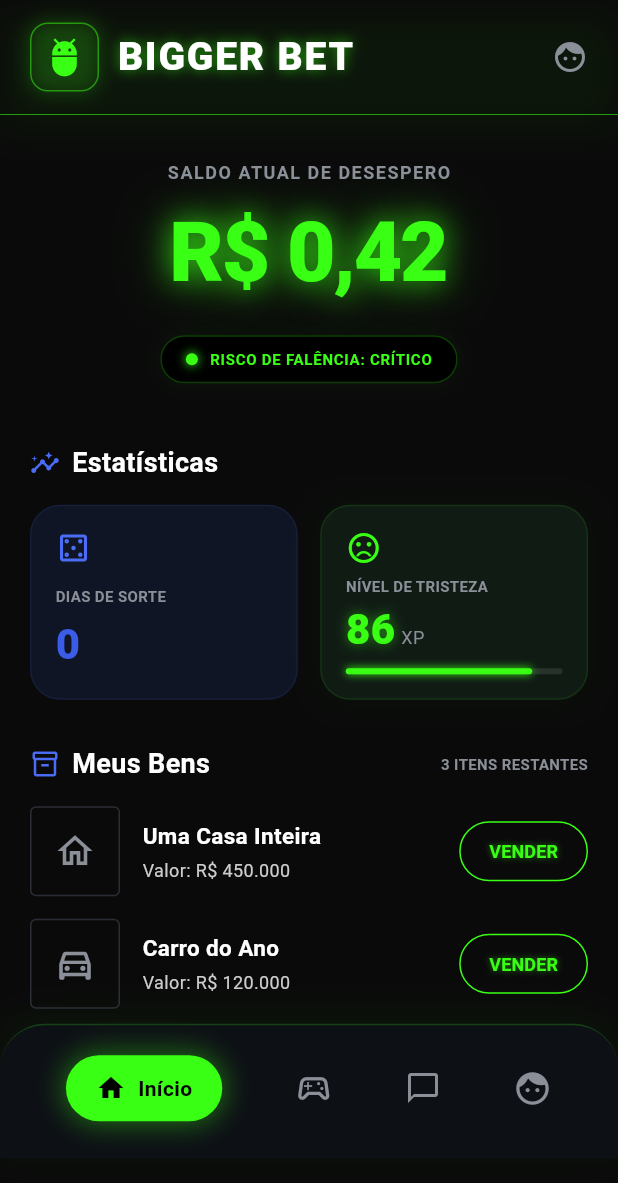
After one commit to marcossial/bigger-bet-app, a Flutter app: the BiggerBetHome screen opened by its route, on a phone screen of 412 x 824 dp. The commit adds this screen. Shown: the top 1183 px of the screen. Run offline on Flutter 3.47's test engine with Material 3 defaults, Android fonts, the phone set to English and light mode, and no system bars.

Commit message:
Adicionado Home

```diff
--- a/lib/core/theme/app_theme.dart
+++ b/lib/core/theme/app_theme.dart
@@ -4,10 +4,16 @@ class AppColors {
   // Backgrounds
   static const Color background = Color(0xFF0A0A0A);
   static const Color cardBackground = Color(0xFF1A1A2E);
+  static const Color cardBlueDark = Color(0xFF0F1524);
+  static const Color cardGreenDark = Color(0xFF101B14);
+  static const Color bottomNavBackground = Color(0xFF0D1015);
 
   // Brand
   static const Color neonGreen = Color(0xFF39FF14);
   static const Color neonGreenDark = Color(0xFF2BCB10);
+
+  // Borders
+  static const Color cardBorder = Color(0xFF2A2D35);
 
   // Button
   static const Color buttonBlue = Color(0xFF4A6CF7);
@@ -16,6 +22,7 @@ class AppColors {
   // Text
   static const Color textWhite = Color(0xFFFFFFFF);
   static const Color textSubtitle = Color(0xFFCCCCCC);
+  static const Color textGrey = Color(0xFF8A8F98);
 
   // Page indicator
   static const Color dotActive = Color(0xFF4A6CF7);
--- /dev/null
+++ b/lib/features/onboarding/screens/home_screen.dart
@@ -0,0 +1,511 @@
+import 'package:bigger_bet/core/theme/app_theme.dart';
+import 'package:flutter/material.dart';
+
+class BiggerBetHome extends StatelessWidget {
+  const BiggerBetHome({super.key});
+
+  @override
+  Widget build(BuildContext context) {
+    return Scaffold(
+      backgroundColor: AppColors.background,
+      body: SafeArea(
+        bottom: false,
+        child: Stack(
+          children: [
+            // Corpo da página rolável
+            SingleChildScrollView(
+              padding: const EdgeInsets.only(
+                  bottom: 100), // Espaço para o menu inferior
+              child: Column(
+                crossAxisAlignment: CrossAxisAlignment.start,
+                children: [
+                  _buildHeader(),
+                  const SizedBox(height: 30),
+                  _buildBalanceSection(),
+                  const SizedBox(height: 40),
+                  _buildStatsSection(),
+                  const SizedBox(height: 30),
+                  _buildAssetsSection(),
+                ],
+              ),
+            ),
+
+            // Bottom Navigation Bar Customizada
+            Positioned(
+              bottom: 0,
+              left: 0,
+              right: 0,
+              child: _buildBottomNavBar(),
+            ),
+          ],
+        ),
+      ),
+    );
+  }
+
+  Widget _buildHeader() {
+    return Container(
+      padding: const EdgeInsets.symmetric(horizontal: 20, vertical: 15),
+      decoration: BoxDecoration(
+        border: const Border(
+          bottom: BorderSide(color: AppColors.neonGreenDark, width: 0.5),
+        ),
+        boxShadow: [
+          BoxShadow(
+            color: AppColors.neonGreen.withOpacity(0.05),
+            blurRadius: 20,
+            offset: const Offset(0, 10),
+          )
+        ],
+      ),
+      child: Row(
+        mainAxisAlignment: MainAxisAlignment.spaceBetween,
+        children: [
+          Row(
+            children: [
+              Container(
+                padding: const EdgeInsets.all(8),
+                decoration: BoxDecoration(
+                    shape: BoxShape.rectangle,
+                    borderRadius: BorderRadius.circular(12),
+                    border:
+                        Border.all(color: AppColors.neonGreen.withOpacity(0.5)),
+                    boxShadow: [
+                      BoxShadow(
+                        color: AppColors.neonGreen.withOpacity(0.2),
+                        blurRadius: 10,
+                        spreadRadius: 1,
+                      )
+                    ]),
+                child:
+                    const Icon(Icons.adb, color: AppColors.neonGreen, size: 28),
+              ),
+              const SizedBox(width: 12),
+              Text(
+                'BIGGER BET',
+                style: TextStyle(
+                  fontSize: 26,
+                  fontWeight: FontWeight.w900,
+                  color: AppColors.textWhite,
+                  letterSpacing: 1.2,
+                  shadows: [
+                    Shadow(
+                      color: AppColors.neonGreen.withOpacity(0.6),
+                      blurRadius: 10,
+                    )
+                  ],
+                ),
+              ),
+            ],
+          ),
+          const Icon(Icons.face, color: AppColors.textGrey),
+        ],
+      ),
+    );
+  }
+
+  Widget _buildBalanceSection() {
+    return Center(
+      child: Column(
+        children: [
+          const Text(
+            'SALDO ATUAL DE DESESPERO',
+            style: TextStyle(
+              color: AppColors.textGrey,
+              fontSize: 12,
+              fontWeight: FontWeight.bold,
+              letterSpacing: 1,
+            ),
+          ),
+          const SizedBox(height: 5),
+          Text(
+            'R\$ 0,42',
+            style: TextStyle(
+              fontSize: 56,
+              fontWeight: FontWeight.w900,
+              color: AppColors.neonGreen,
+              letterSpacing: -1.5,
+              shadows: [
+                Shadow(
+                  color: AppColors.neonGreen.withOpacity(0.8),
+                  blurRadius: 25,
+                ),
+                Shadow(
+                  color: AppColors.neonGreen.withOpacity(0.4),
+                  blurRadius: 50,
+                ),
+              ],
+            ),
+          ),
+          const SizedBox(height: 15),
+          Container(
+            padding: const EdgeInsets.symmetric(horizontal: 16, vertical: 8),
+            decoration: BoxDecoration(
+                color:
+                    Colors.black, // Mantido preto puro para contraste do badge
+                borderRadius: BorderRadius.circular(20),
+                border:
+                    Border.all(color: AppColors.neonGreenDark.withOpacity(0.3)),
+                boxShadow: [
+                  BoxShadow(
+                    color: AppColors.neonGreen.withOpacity(0.05),
+                    blurRadius: 10,
+                  )
+                ]),
+            child: Row(
+              mainAxisSize: MainAxisSize.min,
+              children: [
+                Container(
+                  width: 8,
+                  height: 8,
+                  decoration: const BoxDecoration(
+                      color: AppColors.neonGreen,
+                      shape: BoxShape.circle,
+                      boxShadow: [
+                        BoxShadow(
+                          color: AppColors.neonGreen,
+                          blurRadius: 5,
+                        )
+                      ]),
+                ),
+                const SizedBox(width: 8),
+                const Text(
+                  'RISCO DE FALÊNCIA: CRÍTICO',
+                  style: TextStyle(
+                    color: AppColors.neonGreen,
+                    fontSize: 10,
+                    fontWeight: FontWeight.bold,
+                    letterSpacing: 0.5,
+                  ),
+                ),
+              ],
+            ),
+          ),
+        ],
+      ),
+    );
+  }
+
+  Widget _buildStatsSection() {
+    return Padding(
+      padding: const EdgeInsets.symmetric(horizontal: 20),
+      child: Column(
+        crossAxisAlignment: CrossAxisAlignment.start,
+        children: [
+          const Row(
+            children: [
+              Icon(Icons.insights, color: AppColors.buttonBlue, size: 20),
+              SizedBox(width: 8),
+              Text(
+                'Estatísticas',
+                style: TextStyle(
+                  color: AppColors.textWhite,
+                  fontSize: 18,
+                  fontWeight: FontWeight.bold,
+                ),
+              ),
+            ],
+          ),
+          const SizedBox(height: 15),
+          Row(
+            children: [
+              Expanded(
+                child: Container(
+                  height: 130,
+                  padding: const EdgeInsets.all(16),
+                  decoration: BoxDecoration(
+                    color: AppColors.cardBlueDark,
+                    borderRadius: BorderRadius.circular(20),
+                    border: Border.all(
+                        color: AppColors.buttonBlue.withOpacity(0.1)),
+                  ),
+                  child: const Column(
+                    crossAxisAlignment: CrossAxisAlignment.start,
+                    mainAxisAlignment: MainAxisAlignment.spaceBetween,
+                    children: [
+                      Icon(Icons.casino_outlined, color: AppColors.buttonBlue),
+                      Column(
+                        crossAxisAlignment: CrossAxisAlignment.start,
+                        children: [
+                          Text(
+                            'DIAS DE SORTE',
+                            style: TextStyle(
+                              color: AppColors.textGrey,
+                              fontSize: 10,
+                              fontWeight: FontWeight.bold,
+                            ),
+                          ),
+                          SizedBox(height: 5),
+                          Text(
+                            '0',
+                            style: TextStyle(
+                              color: AppColors.buttonBlueDark,
+                              fontSize: 28,
+                              fontWeight: FontWeight.w900,
+                            ),
+                          ),
+                        ],
+                      ),
+                    ],
+                  ),
+                ),
+              ),
+              const SizedBox(width: 15),
+              Expanded(
+                child: Container(
+                  height: 130,
+                  padding: const EdgeInsets.all(16),
+                  decoration: BoxDecoration(
+                      color: AppColors.cardGreenDark,
+                      borderRadius: BorderRadius.circular(20),
+                      border: Border.all(
+                          color: AppColors.neonGreen.withOpacity(0.1)),
+                      boxShadow: [
+                        BoxShadow(
+                          color: AppColors.neonGreen.withOpacity(0.02),
+                          blurRadius: 20,
+                          spreadRadius: 5,
+                        )
+                      ]),
+                  child: Column(
+                    crossAxisAlignment: CrossAxisAlignment.start,
+                    mainAxisAlignment: MainAxisAlignment.spaceBetween,
+                    children: [
+                      const Icon(Icons.sentiment_very_dissatisfied,
+                          color: AppColors.neonGreen),
+                      Column(
+                        crossAxisAlignment: CrossAxisAlignment.start,
+                        children: [
+                          const Text(
+                            'NÍVEL DE TRISTEZA',
+                            style: TextStyle(
+                              color: AppColors.textGrey,
+                              fontSize: 10,
+                              fontWeight: FontWeight.bold,
+                            ),
+                          ),
+                          const SizedBox(height: 2),
+                          Row(
+                            crossAxisAlignment: CrossAxisAlignment.end,
+                            children: [
+                              Text(
+                                '86',
+                                style: TextStyle(
+                                    color: AppColors.neonGreen,
+                                    fontSize: 28,
+                                    fontWeight: FontWeight.w900,
+                                    shadows: [
+                                      Shadow(
+                                          color: AppColors.neonGreen
+                                              .withOpacity(0.5),
+                                          blurRadius: 10)
+                                    ]),
+                              ),
+                              const Padding(
+                                padding: EdgeInsets.only(bottom: 6, left: 4),
+                                child: Text('XP',
+                                    style: TextStyle(
+                                        color: AppColors.textGrey,
+                                        fontSize: 12)),
+                              ),
+                            ],
+                          ),
+                          const SizedBox(height: 6),
+                          Container(
+                            height: 4,
+                            width: double.infinity,
+                            decoration: BoxDecoration(
+                              color: AppColors.textWhite.withOpacity(0.1),
+                              borderRadius: BorderRadius.circular(2),
+                            ),
+                            child: FractionallySizedBox(
+                              alignment: Alignment.centerLeft,
+                              widthFactor: 0.86,
+                              child: Container(
+                                decoration: BoxDecoration(
+                                    color: AppColors.neonGreen,
+                                    borderRadius: BorderRadius.circular(2),
+                                    boxShadow: const [
+                                      BoxShadow(
+                                          color: AppColors.neonGreen,
+                                          blurRadius: 4)
+                                    ]),
+                              ),
+                            ),
+                          )
+                        ],
+                      ),
+                    ],
+                  ),
+                ),
+              ),
+            ],
+          )
+        ],
+      ),
+    );
+  }
+
+  Widget _buildAssetsSection() {
+    return Padding(
+      padding: const EdgeInsets.symmetric(horizontal: 20),
+      child: Column(
+        crossAxisAlignment: CrossAxisAlignment.start,
+        children: [
+          const Row(
+            mainAxisAlignment: MainAxisAlignment.spaceBetween,
+            children: [
+              Row(
+                children: [
+                  Icon(Icons.inventory_2_outlined,
+                      color: AppColors.buttonBlue, size: 20),
+                  SizedBox(width: 8),
+                  Text(
+                    'Meus Bens',
+                    style: TextStyle(
+                      color: AppColors.textWhite,
+                      fontSize: 18,
+                      fontWeight: FontWeight.bold,
+                    ),
+                  ),
+                ],
+              ),
+              Text(
+                '3 ITENS RESTANTES',
+                style: TextStyle(
+                    color: AppColors.textGrey,
+                    fontSize: 10,
+                    fontWeight: FontWeight.bold),
+              )
+            ],
+          ),
+          const SizedBox(height: 15),
+          _buildAssetItem(
+              Icons.home_outlined, 'Uma Casa Inteira', 'Valor: R\$ 450.000'),
+          const SizedBox(height: 15),
+          _buildAssetItem(Icons.directions_car_outlined, 'Carro do Ano',
+              'Valor: R\$ 120.000'),
+        ],
+      ),
+    );
+  }
+
+  Widget _buildAssetItem(IconData icon, String title, String subtitle) {
+    return Row(
+      children: [
+        Container(
+          width: 60,
+          height: 60,
+          decoration: BoxDecoration(
+            border: Border.all(color: AppColors.cardBorder),
+            borderRadius: BorderRadius.circular(4),
+          ),
+          child: Icon(icon, color: AppColors.textGrey, size: 28),
+        ),
+        const SizedBox(width: 15),
+        Expanded(
+          child: Column(
+            crossAxisAlignment: CrossAxisAlignment.start,
+            children: [
+              Text(
+                title,
+                style: const TextStyle(
+                  color: AppColors.textWhite,
+                  fontSize: 15,
+                  fontWeight: FontWeight.bold,
+                ),
+              ),
+              const SizedBox(height: 4),
+              Text(
+                subtitle,
+                style: const TextStyle(
+                  color: AppColors.textSubtitle,
+                  fontSize: 12,
+                ),
+              ),
+            ],
+          ),
+        ),
+        OutlinedButton(
+          onPressed: () {},
+          style: OutlinedButton.styleFrom(
+            foregroundColor: AppColors.neonGreen,
+            side: const BorderSide(color: AppColors.neonGreen, width: 1),
+            shape: RoundedRectangleBorder(
+              borderRadius: BorderRadius.circular(20),
+            ),
+            padding: const EdgeInsets.symmetric(horizontal: 20, vertical: 10),
+          ),
+          child: Text(
+            'VENDER',
+            style:
+                TextStyle(fontSize: 12, fontWeight: FontWeight.bold, shadows: [
+              Shadow(color: AppColors.neonGreen.withOpacity(0.5), blurRadius: 5)
+            ]),
+          ),
+        )
+      ],
+    );
+  }
+
+  Widget _buildBottomNavBar() {
+    return Container(
+      height: 90,
+      padding: const EdgeInsets.only(bottom: 20, left: 20, right: 20, top: 15),
+      decoration: BoxDecoration(
+          color: AppColors.bottomNavBackground,
+          borderRadius: const BorderRadius.only(
+            topLeft: Radius.circular(30),
+            topRight: Radius.circular(30),
+          ),
+          border: Border(
+            top: BorderSide(
+                color: AppColors.neonGreen.withOpacity(0.2), width: 1),
+          ),
+          boxShadow: [
+            BoxShadow(
+              color: AppColors.neonGreen.withOpacity(0.05),
+              blurRadius: 20,
+              offset: const Offset(0, -5),
+            )
+          ]),
+      child: Row(
+        mainAxisAlignment: MainAxisAlignment.spaceAround,
+        children: [
+          Container(
+            padding: const EdgeInsets.symmetric(horizontal: 20, vertical: 12),
+            decoration: BoxDecoration(
+                color: AppColors.neonGreen,
+                borderRadius: BorderRadius.circular(25),
+                boxShadow: [
+                  BoxShadow(
+                    color: AppColors.neonGreen.withOpacity(0.4),
+                    blurRadius: 15,
+                    spreadRadius: 2,
+                  )
+                ]),
+            child: const Row(
+              children: [
+                Icon(Icons.home, color: Colors.black, size: 20),
+                SizedBox(width: 8),
+                Text(
+                  'Início',
+                  style: TextStyle(
+                    color: Colors.black,
+                    fontWeight: FontWeight.bold,
+                    fontSize: 14,
+                  ),
+                )
+              ],
+            ),
+          ),
+          const Icon(Icons.sports_esports_outlined,
+              color: AppColors.textGrey, size: 26),
+          const Icon(Icons.chat_bubble_outline,
+              color: AppColors.textGrey, size: 24),
+          const Icon(Icons.face, color: AppColors.textGrey, size: 26),
+        ],
+      ),
+    );
+  }
+}
--- a/lib/features/onboarding/screens/login_screen.dart
+++ b/lib/features/onboarding/screens/login_screen.dart
@@ -36,7 +36,7 @@ class _LoginScreenState extends State<LoginScreen> {
     await Future.delayed(const Duration(seconds: 2)); // simulate request
     setState(() => _isLoading = false);
 
-    widget.onLoginSuccess?.call();
+    Navigator.pushReplacementNamed(context, '/home');
   }
 
   void _showSnack(String msg) {
--- a/lib/home.dart
+++ /dev/null
@@ -1,16 +0,0 @@
-import 'package:flutter/material.dart';
-
-class Home extends StatelessWidget {
-  Widget build(BuildContext context) {
-    return Container(
-      child: Padding(
-        padding: EdgeInsets.all(5),
-        child: Column(
-          children: [
-            Text("OLA BIGGERBET")
-          ],
-        ),
-      ),
-    );
-  }
-}
--- a/lib/main.dart
+++ b/lib/main.dart
@@ -1,3 +1,4 @@
+import 'package:bigger_bet/features/onboarding/screens/home_screen.dart';
 import 'package:bigger_bet/features/onboarding/screens/login_screen.dart';
 import 'package:bigger_bet/features/onboarding/screens/register_screen.dart'
     show RegisterScreen;
@@ -40,6 +41,7 @@ class BiggerBetApp extends StatelessWidget {
           '/onboarding': (_) => const OnboardingScreen(),
           '/login': (_) => const LoginScreen(),
           '/register': (_) => const RegisterScreen(),
+          '/home': (_) => const BiggerBetHome(),
         });
   }
 }
```
